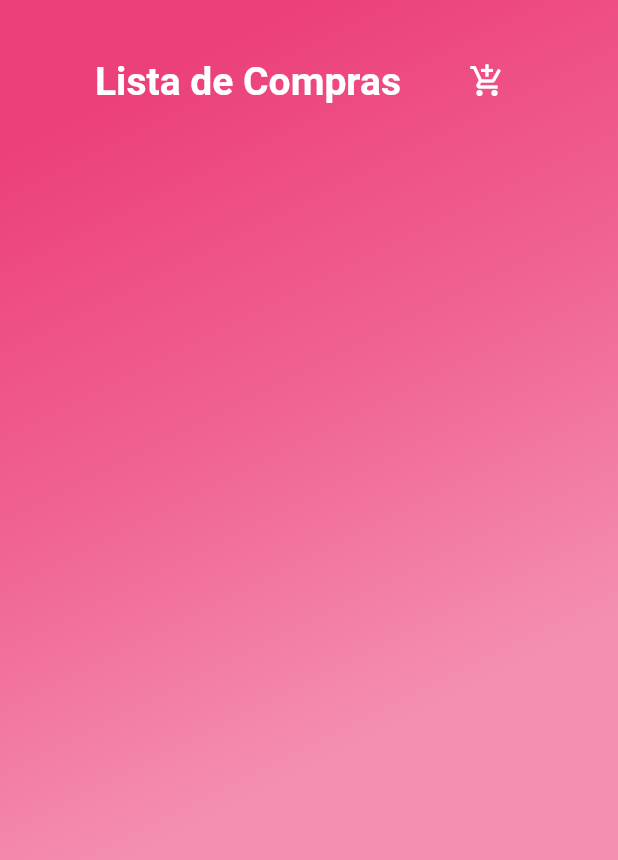
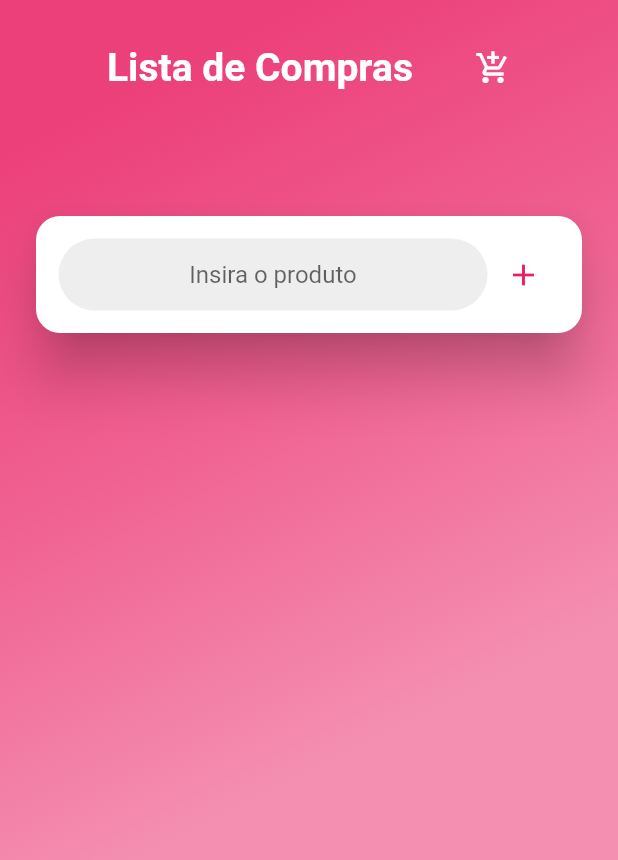
Before and after one commit to Endhel98/lista_de_compras, a Flutter app: the screen it shows after launch, on a phone screen of 412 x 824 dp. Shown: the top 860 px of the screen. Run offline on Flutter 3.47's test engine with Material 2 defaults, Android fonts, the phone set to English and light mode, and no system bars.

Commit message:
Update home_page.dart

```diff
--- a/lib/home_page.dart
+++ b/lib/home_page.dart
@@ -30,15 +30,51 @@ class HomePage extends StatelessWidget {
                       color: Colors.white,
                     ),
                   ),
-                  IconButton(
-                    icon: Icon(
-                      Icons.add_shopping_cart,
-                      color: Colors.white,
-                    ),
-                    onPressed: () {},
-                  )
+                  Icon(
+                    Icons.add_shopping_cart,
+                    color: Colors.white,
+                  ),
                 ],
               ),
+            ),
+            Padding(
+              padding: EdgeInsets.only(top: 50, left: 20, right: 20),
+              child: Card(
+                  shape: RoundedRectangleBorder(
+                    borderRadius: BorderRadius.circular(16),
+                  ),
+                  elevation: 16,
+                  child: Padding(
+                    padding: EdgeInsets.symmetric(horizontal: 15, vertical: 15),
+                    child: Row(
+                      children: <Widget>[
+                        Expanded(
+                          child: Container(
+                            decoration: BoxDecoration(
+                              shape: BoxShape.rectangle,
+                              borderRadius: BorderRadius.circular(32),
+                              color: Colors.grey[200],
+                            ),
+                            child: TextField(
+                              decoration: InputDecoration(
+                                hintText: "Insira o produto",
+                                hintStyle: TextStyle(),
+                                border: InputBorder.none,
+                              ),
+                              textAlign: TextAlign.center,
+                            ),
+                          ),
+                        ),
+                        IconButton(
+                          icon: Icon(
+                            Icons.add,
+                            color: Colors.pink,
+                          ),
+                          onPressed: () {},
+                        ),
+                      ],
+                    ),
+                  )),
             ),
           ],
         ),
```
